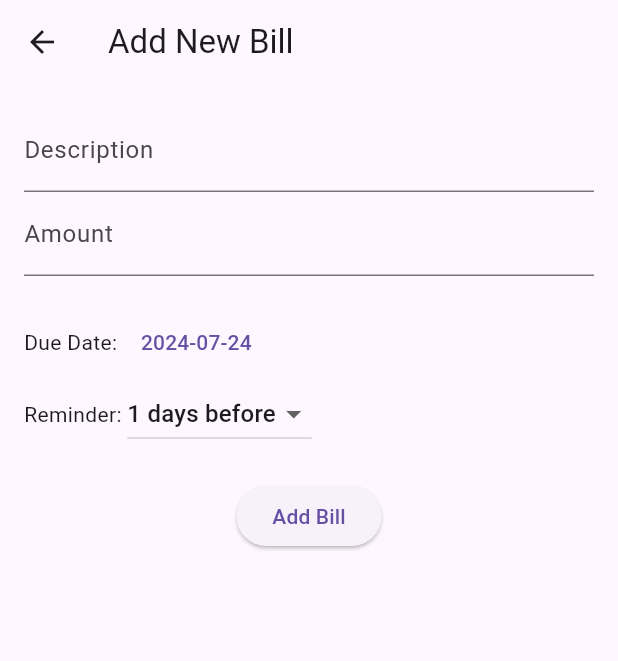
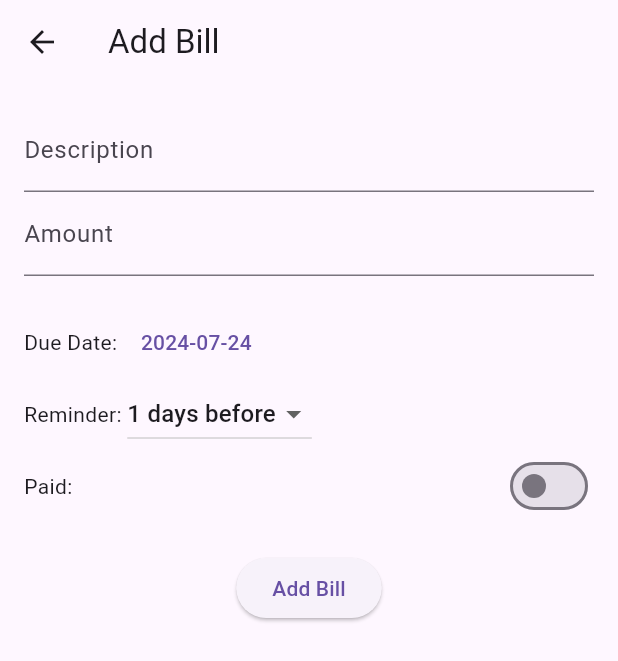
Before and after one commit to amansodhi-git/bill-reminder, a Flutter app: the screen it shows after launch, after a tap on the "add" icon, on a phone screen of 412 x 824 dp. Shown: the top 661 px of the screen. Run offline on Flutter 3.47's test engine with Material 3 defaults, Android fonts, the light colour scheme and no system bars; our stand-ins replace flutter_local_notifications, sqflite; accounts and stored records are empty.

Commit message:
Added isPaid attribute

```diff
--- a/lib/add_bill_screen.dart
+++ b/lib/add_bill_screen.dart
@@ -1,5 +1,6 @@
 import 'package:flutter/material.dart';
 import 'package:provider/provider.dart';
+import 'package:uuid/uuid.dart';
 import 'bill_provider.dart';
 import 'bill.dart';
 
@@ -13,6 +14,7 @@ class _AddBillScreenState extends State<AddBillScreen> {
   final _amountController = TextEditingController();
   DateTime _selectedDate = DateTime.now();
   Duration _reminderDuration = Duration(days: 1);
+  bool _isPaid = false;
 
   Future<void> _selectDate(BuildContext context) async {
     final DateTime? picked = await showDatePicker(
@@ -31,7 +33,7 @@ class _AddBillScreenState extends State<AddBillScreen> {
   Widget build(BuildContext context) {
     return Scaffold(
       appBar: AppBar(
-        title: Text('Add New Bill'),
+        title: Text('Add Bill'),
       ),
       body: Padding(
         padding: EdgeInsets.all(16.0),
@@ -80,16 +82,32 @@ class _AddBillScreenState extends State<AddBillScreen> {
                 ),
               ],
             ),
+            Row(
+              mainAxisAlignment: MainAxisAlignment.spaceBetween,
+              children: [
+                Text('Paid:'),
+                Switch(
+                  value: _isPaid,
+                  onChanged: (bool value) {
+                    setState(() {
+                      _isPaid = value;
+                    });
+                  },
+                ),
+              ],
+            ),
             SizedBox(height: 20),
             ElevatedButton(
               onPressed: () {
                 final newBill = Bill(
-                  id: DateTime.now().toString(),
+                  id: Uuid().v4(), // Generate a unique ID for the new bill
                   description: _descriptionController.text,
                   amount: double.parse(_amountController.text),
                   dueDate: _selectedDate,
                   reminderDuration: _reminderDuration,
+                  isPaid: _isPaid,
                 );
+                print('Adding bill: $newBill');
                 Provider.of<BillProvider>(context, listen: false)
                     .addBill(newBill);
                 Navigator.pop(context);
--- a/lib/bill_list_screen.dart
+++ b/lib/bill_list_screen.dart
@@ -31,8 +31,8 @@ class BillListScreen extends StatelessWidget {
               final bill = billProvider.bills[index];
               return ListTile(
                 title: Text(bill.description),
-                subtitle:
-                    Text('Amount: \$${bill.amount}, Due: ${bill.dueDate}'),
+                subtitle: Text(
+                    'Amount: \$${bill.amount}, Due: ${bill.dueDate}, Paid: ${bill.isPaid ? "Yes" : "No"}'),
                 trailing: IconButton(
                   icon: Icon(Icons.delete),
                   onPressed: () {
--- a/lib/bill_provider.dart
+++ b/lib/bill_provider.dart
@@ -69,7 +69,7 @@ class BillProvider with ChangeNotifier {
     flutterLocalNotificationsPlugin.schedule(
       bill.hashCode,
       'Bill Reminder',
-      'Your bill "${bill.description}" is due on ${bill.dueDate}',
+      'Your bill "${bill.description}" is due on ${bill.dueDate.toLocal()}',
       scheduledNotificationDateTime,
       platformChannelSpecifics,
     );
--- a/lib/db_helper.dart
+++ b/lib/db_helper.dart
@@ -16,25 +16,38 @@ class DBHelper {
   }
 
   Future<Database> _initDatabase() async {
-    final String path = join(await getDatabasesPath(), 'bills.db');
+    String path = join(await getDatabasesPath(), 'bills.db');
     return await openDatabase(
       path,
       version: 1,
-      onCreate: (db, version) async {
-        await db.execute(
-          'CREATE TABLE bills(id TEXT PRIMARY KEY, description TEXT, amount REAL, dueDate TEXT, reminderDuration INTEGER)',
-        );
-      },
+      onCreate: _onCreate,
+      onUpgrade: _onUpgrade,
     );
+  }
+
+  Future _onCreate(Database db, int version) async {
+    await db.execute('''
+      CREATE TABLE bills(
+        id TEXT PRIMARY KEY,
+        description TEXT,
+        amount REAL,
+        dueDate TEXT,
+        reminderDuration INTEGER,
+        isPaid INTEGER
+      )
+    ''');
+  }
+
+  Future _onUpgrade(Database db, int oldVersion, int newVersion) async {
+    if (oldVersion < newVersion) {
+      await db.execute('ALTER TABLE bills ADD COLUMN isPaid INTEGER');
+    }
   }
 
   Future<void> insertBill(Bill bill) async {
     final db = await database;
-    await db.insert(
-      'bills',
-      bill.toMap(),
-      conflictAlgorithm: ConflictAlgorithm.replace,
-    );
+    await db.insert('bills', bill.toMap(),
+        conflictAlgorithm: ConflictAlgorithm.replace);
   }
 
   Future<List<Bill>> getBills() async {
@@ -47,26 +60,19 @@ class DBHelper {
         amount: maps[i]['amount'],
         dueDate: DateTime.parse(maps[i]['dueDate']),
         reminderDuration: Duration(days: maps[i]['reminderDuration']),
+        isPaid: maps[i]['isPaid'] == 1,
       );
     });
   }
 
   Future<void> updateBill(Bill bill) async {
     final db = await database;
-    await db.update(
-      'bills',
-      bill.toMap(),
-      where: 'id = ?',
-      whereArgs: [bill.id],
-    );
+    await db
+        .update('bills', bill.toMap(), where: 'id = ?', whereArgs: [bill.id]);
   }
 
   Future<void> deleteBill(String id) async {
     final db = await database;
-    await db.delete(
-      'bills',
-      where: 'id = ?',
-      whereArgs: [id],
-    );
+    await db.delete('bills', where: 'id = ?', whereArgs: [id]);
   }
 }
--- a/pubspec.yaml
+++ b/pubspec.yaml
@@ -43,6 +43,7 @@ dev_dependencies:
   provider: ^6.0.4
   sqflite: ^2.0.0+4
   path: ^1.8.1
+  uuid: ^3.0.6  # Add this line for the uuid package
 
   # The "flutter_lints" package below contains a set of recommended lints to
   # encourage good coding practices. The lint set provided by the package is
```
Also changed, not shown: lib/bill.dart (+3 -12 lines), lib/edit_bill_screen.dart (+18 -0 lines), pubspec.lock, 1 other file.
